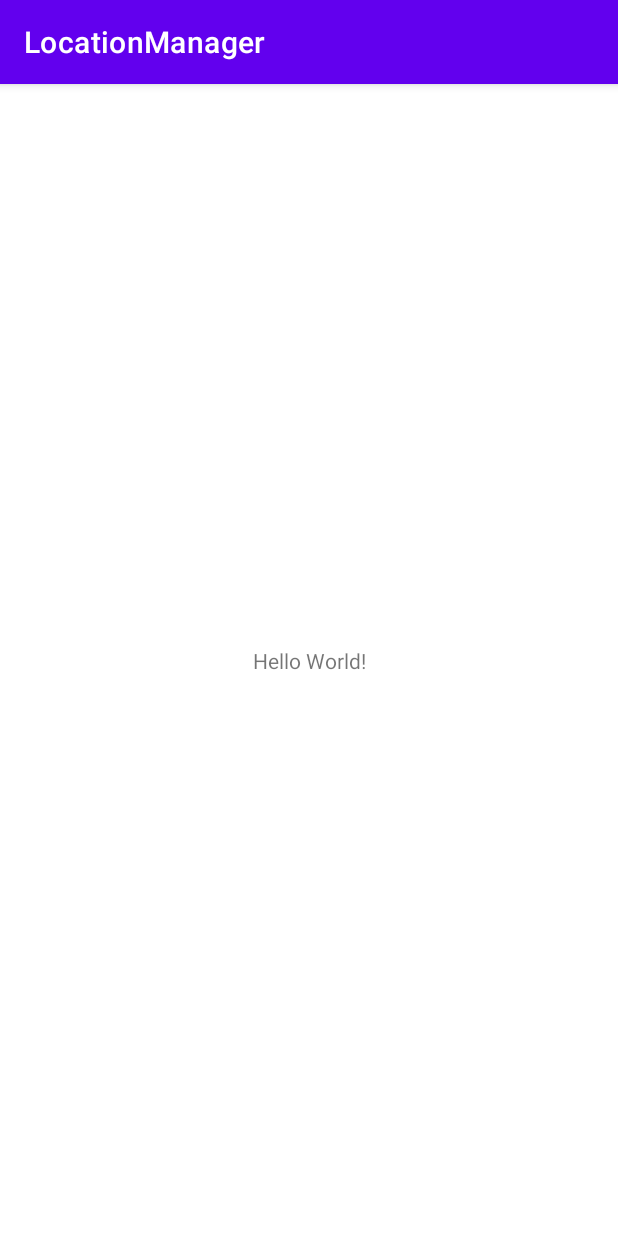
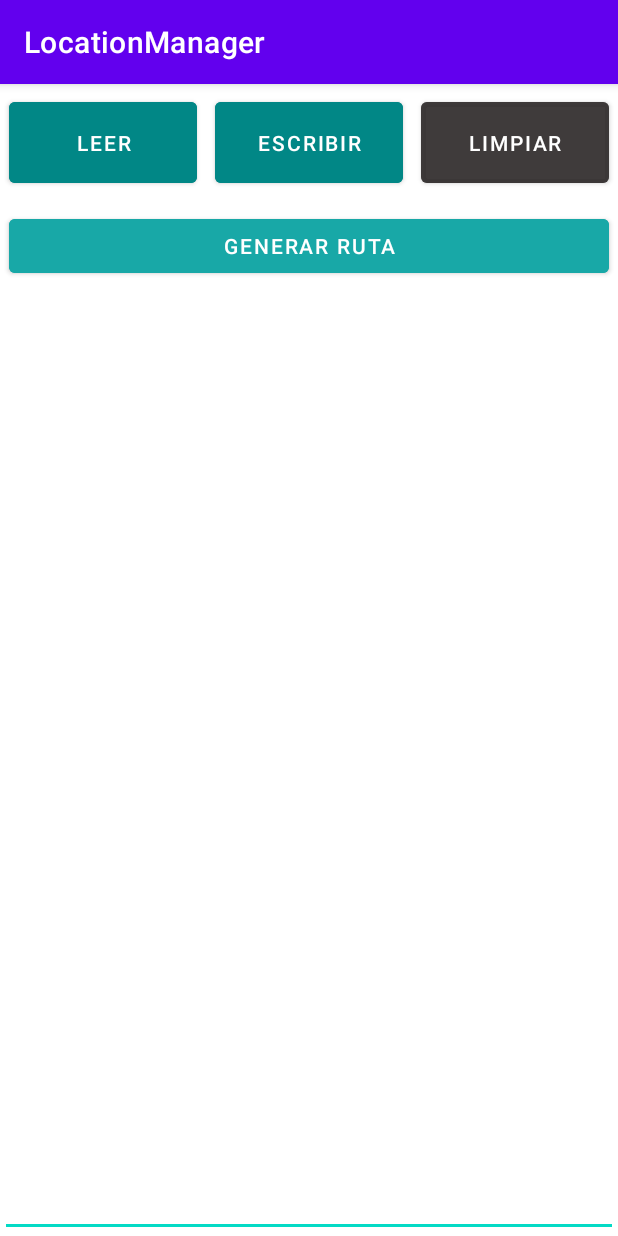
Before and after one commit to ValeriaCalderon123/ubicationLAB10IDNP, an Android app: the screen it shows after launch (MainActivity), on a phone screen of 412 x 824 dp. Run offline under Robolectric (Android 15) with nearby library versions, the phone set to English and light mode, and no system bars.

Commit message:
Base de lectura-escritura de archivo

```diff
--- a/LocationManager/app/build.gradle
+++ b/LocationManager/app/build.gradle
@@ -1,6 +1,8 @@
+
 plugins {
     id 'com.android.application'
     id 'kotlin-android'
+    id 'kotlin-android-extensions'
 }
 
 android {
--- a/LocationManager/app/src/main/res/layout/activity_main.xml
+++ b/LocationManager/app/src/main/res/layout/activity_main.xml
@@ -1,18 +1,61 @@
 <?xml version="1.0" encoding="utf-8"?>
-<androidx.constraintlayout.widget.ConstraintLayout xmlns:android="http://schemas.android.com/apk/res/android"
+<LinearLayout xmlns:android="http://schemas.android.com/apk/res/android"
     xmlns:app="http://schemas.android.com/apk/res-auto"
     xmlns:tools="http://schemas.android.com/tools"
     android:layout_width="match_parent"
     android:layout_height="match_parent"
+    android:orientation="vertical"
     tools:context=".MainActivity">
 
-    <TextView
-        android:layout_width="wrap_content"
+    <LinearLayout
+        android:layout_width="match_parent"
+        android:layout_height="match_parent"
+        android:layout_weight="0.5"
+        android:orientation="horizontal">
+
+        <Button
+            android:id="@+id/btnRead"
+            android:layout_width="match_parent"
+            android:layout_height="match_parent"
+            android:layout_margin="6dp"
+            android:layout_weight="1"
+            android:backgroundTint="@color/teal_700"
+            android:text="Leer" />
+
+        <Button
+            android:id="@+id/btnWrite"
+            android:layout_width="match_parent"
+            android:layout_height="match_parent"
+            android:layout_margin="6dp"
+            android:layout_weight="1"
+            android:backgroundTint="@color/teal_700"
+            android:text="Escribir" />
+
+        <Button
+            android:id="@+id/btnClear"
+            android:layout_width="match_parent"
+            android:layout_height="match_parent"
+            android:layout_margin="6dp"
+            android:layout_weight="1"
+            android:text="Limpiar"
+            android:backgroundTint="#B72E2B2B"/>
+    </LinearLayout>
+    <Button
+        android:id="@+id/btnGetLocation"
+        android:layout_width="match_parent"
         android:layout_height="wrap_content"
-        android:text="Hello World!"
-        app:layout_constraintBottom_toBottomOf="parent"
-        app:layout_constraintLeft_toLeftOf="parent"
-        app:layout_constraintRight_toRightOf="parent"
-        app:layout_constraintTop_toTopOf="parent" />
+        android:layout_margin="6dp"
+        android:backgroundTint="#18A8A7"
+        android:text="Generar ruta" />
 
-</androidx.constraintlayout.widget.ConstraintLayout>
+    <EditText
+        android:id="@+id/editData"
+        android:layout_width="match_parent"
+        android:layout_height="match_parent"
+        android:layout_weight="0.1"
+        android:ems="10"
+        android:inputType="textMultiLine"
+        tools:ignore="SpeakableTextPresentCheck"
+        android:importantForAutofill="no" />
+
+</LinearLayout>
```
Also changed, not shown: LocationManager/app/src/main/AndroidManifest.xml (+15 -0 lines), LocationManager/app/src/main/java/com/example/locationmanager/MainActivity.kt (+59 -0 lines), 1 other file.
